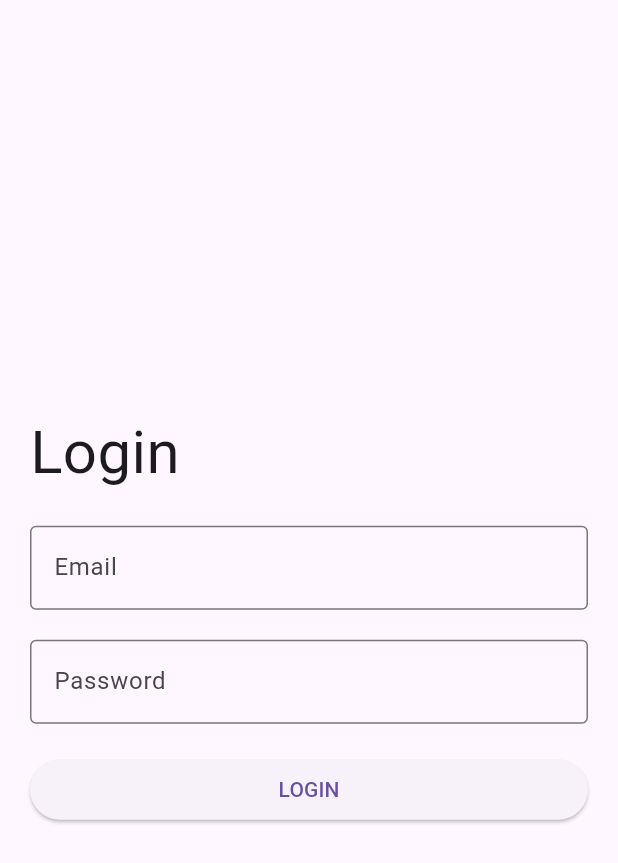
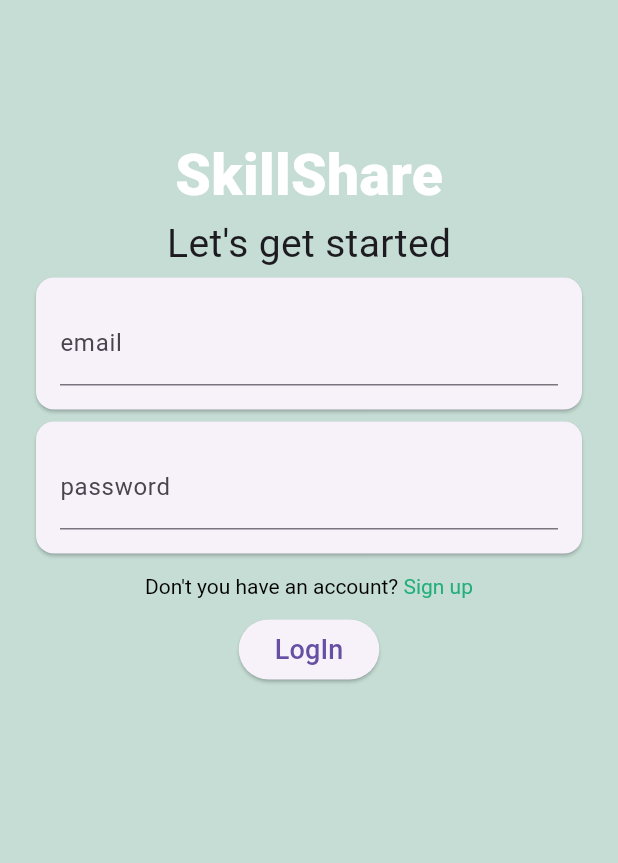
Before and after one commit to Crenstonw/SkillShare, a Flutter app: the screen it shows after launch, on a phone screen of 412 x 824 dp. Shown: the top 863 px of the screen. Run offline on Flutter 3.47's test engine with Material 3 defaults, Android fonts, the phone set to English and light mode, and no system bars; our stand-ins replace bloc, flutter_bloc, shared_preferences.

Commit message:
login style moved foward

```diff
--- a/skillshare_flutter/lib/ui/login_page.dart
+++ b/skillshare_flutter/lib/ui/login_page.dart
@@ -1,7 +1,6 @@
 import 'package:flutter/material.dart';
 import 'package:flutter_bloc/flutter_bloc.dart';
 import 'package:skillshare_flutter/blocs/login/login_bloc.dart';
-import 'package:skillshare_flutter/environments/local_storage.dart';
 import 'package:skillshare_flutter/repositories/login/login_repository.dart';
 import 'package:skillshare_flutter/repositories/login/login_repository_impl.dart';
 import 'package:shared_preferences/shared_preferences.dart';
@@ -15,9 +14,12 @@
 }
 
 class _LoginPageState extends State<LoginPage> {
-  final _formLogin = GlobalKey<FormState>();
+  //final _formLogin = GlobalKey<FormState>();
   final userTextController = TextEditingController();
   final passTextController = TextEditingController();
+
+  late String email;
+  late String password;
 
   late LoginRepository loginRepository;
   late LoginBloc _loginBloc;
@@ -41,6 +43,7 @@
     return BlocProvider.value(
       value: _loginBloc,
       child: Scaffold(
+        backgroundColor: const Color.fromARGB(1000, 191, 218, 208),
         body: Padding(
           padding: const EdgeInsets.all(20.0),
           child: BlocConsumer<LoginBloc, LoginState>(
@@ -52,7 +55,7 @@
             },
             builder: (context, state) {
               if (state is DoLoginSuccess) {
-                return Text('Login success');
+                return const Text('Login success');
               } else if (state is DoLoginError) {
                 return const Text('Login error');
               } else if (state is DoLoginLoading) {
@@ -71,7 +74,7 @@
   }
 
   _buildLoginForm() {
-    return Form(
+    return /*Form(
       key: _formLogin,
       child: Column(
         mainAxisAlignment: MainAxisAlignment.center,
@@ -129,6 +132,74 @@
           ),
         ],
       ),
-    );
+    );*/
+       Padding(
+        padding: EdgeInsets.only(top: 70),
+        child: SizedBox(
+          height: 2000,
+          child: Column(
+            children: [
+              const Text(
+                'SkillShare',
+                style: TextStyle(
+                    fontSize: 38,
+                    color: Colors.white,
+                    fontWeight: FontWeight.w900),
+              ),
+              const Text(
+                'Let\'s get started',
+                style: TextStyle(fontSize: 26),
+              ),
+              Card(
+                child: Padding(
+                  padding: const EdgeInsets.all(16),
+                  child: TextFormField(
+                    decoration: const InputDecoration(
+                      labelText: 'email',
+                    ),
+                    onChanged: (value) => email = value,
+                  ),
+                ),
+              ),
+              Card(
+                child: Padding(
+                  padding: const EdgeInsets.all(16),
+                  child: TextFormField(
+                    decoration: const InputDecoration(
+                      labelText: 'password',
+                    ),
+                    onChanged: (value) => password = value,
+                  ),
+                ),
+              ),
+              Padding(
+                padding: const EdgeInsets.all(10),
+                child: RichText(
+                  text: const TextSpan(children: [
+                    TextSpan(
+                        text: 'Don\'t you have an account? ',
+                        style: TextStyle(color: Colors.black)),
+                    TextSpan(
+                        text: 'Sign up',
+                        style: TextStyle(
+                            color: Color.fromARGB(1000, 18, 170, 115)))
+                  ]),
+                ),
+              ),
+              ElevatedButton(
+                onPressed: () {
+                    _loginBloc.add(DoLoginEvent(email, password));
+                },
+                child: const Text(
+                  'LogIn',
+                  style: TextStyle(
+                    fontSize: 18,
+                  ),
+                ),
+              ),
+            ],
+          ),
+        ),
+      );
   }
 }
```
